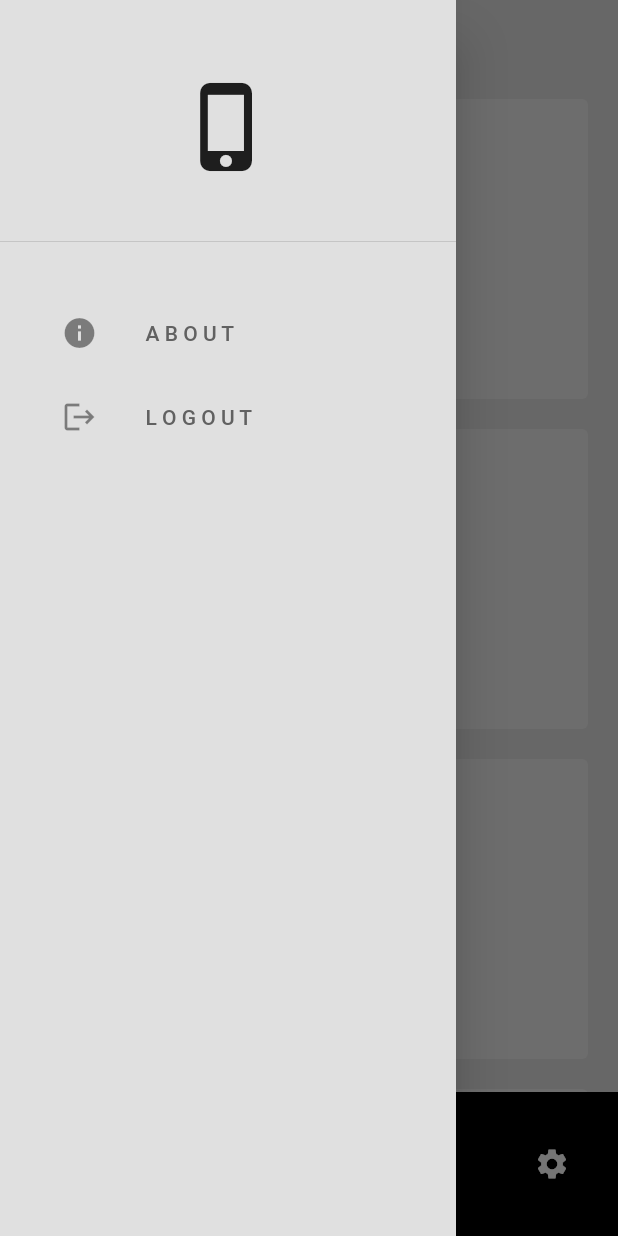
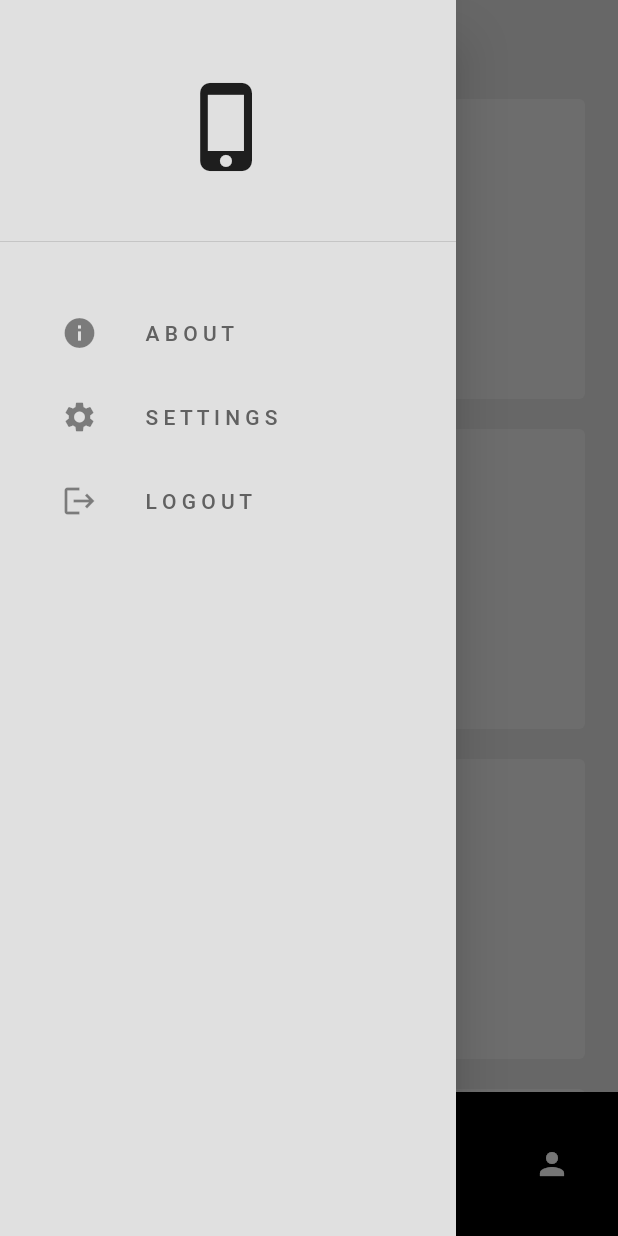
Before and after one commit to alifirhas/semboyanCantik, a Flutter app: the MainPage screen opened directly, with the side drawer open, on a phone screen of 412 x 824 dp. Run offline on Flutter 3.47's test engine with Material 2 defaults, Android fonts, the phone set to English and light mode, and no system bars; drawn by our look-alikes of google_nav_bar.

Commit message:
:sparkles: Chore: Move Setting to drawer

```diff
--- a/lib/components/my_bottom_nav_bar.dart
+++ b/lib/components/my_bottom_nav_bar.dart
@@ -37,16 +37,12 @@ class MyBottomNavBar extends StatelessWidget {
             text: 'Home',
           ),
           GButton(
-            icon: Icons.shopping_bag_rounded,
-            text: 'Shop',
+            icon: Icons.food_bank,
+            text: 'Makanan',
           ),
           GButton(
             icon: Icons.person,
             text: 'Profile',
-          ),
-          GButton(
-            icon: Icons.settings,
-            text: 'Settings',
           ),
         ],
       ),
--- a/lib/components/my_drawer.dart
+++ b/lib/components/my_drawer.dart
@@ -1,5 +1,6 @@
 import 'package:flutter/material.dart';
 import 'package:startertemplate/pages/login_page.dart';
+import 'package:startertemplate/pages/setting_page.dart';
 import '../pages/about_page.dart';
 
 /*
@@ -80,6 +81,29 @@ class MyDrawer extends StatelessWidget {
             ),
           ),
 
+          // SETTING PAGE
+          Padding(
+            padding: const EdgeInsets.symmetric(horizontal: 25.0),
+            child: GestureDetector(
+              onTap: () {
+                Navigator.pop(context);
+                Navigator.push(
+                  context,
+                  MaterialPageRoute(
+                    builder: (context) => const SettingPage(),
+                  ),
+                );
+              },
+              child: ListTile(
+                leading: const Icon(Icons.settings),
+                title: Text(
+                  "S E T T I N G S",
+                  style: TextStyle(color: Colors.grey[700]),
+                ),
+              ),
+            ),
+          ),
+
           // LOGOUT BUTTON
           Padding(
             padding: const EdgeInsets.symmetric(horizontal: 25.0),
--- a/lib/main_page.dart
+++ b/lib/main_page.dart
@@ -3,7 +3,6 @@ import 'components/my_bottom_nav_bar.dart';
 import 'components/my_drawer.dart';
 import 'pages/home_page.dart';
 import 'pages/profile_page.dart';
-import 'pages/setting_page.dart';
 import 'pages/shop_page.dart';
 
 /*
@@ -50,9 +49,6 @@ class _MainPageState extends State<MainPage> {
 
     // profile page
     const ProfilePage(),
-
-    // setting page
-    const SettingPage(),
   ];
 
   @override
--- a/lib/pages/home_page.dart
+++ b/lib/pages/home_page.dart
@@ -22,7 +22,7 @@ class HomePage extends StatelessWidget {
     return Scaffold(
       backgroundColor: Colors.transparent,
       body: Padding(
-        padding: const EdgeInsets.symmetric(horizontal: 10.0),
+        padding: const EdgeInsets.symmetric(horizontal: 12.0),
         child: ListView.builder(
           itemCount: 10,
           itemBuilder: (context, index) => Container(
```
Also changed, not shown: lib/pages/setting_page.dart (+9 -1 lines).
